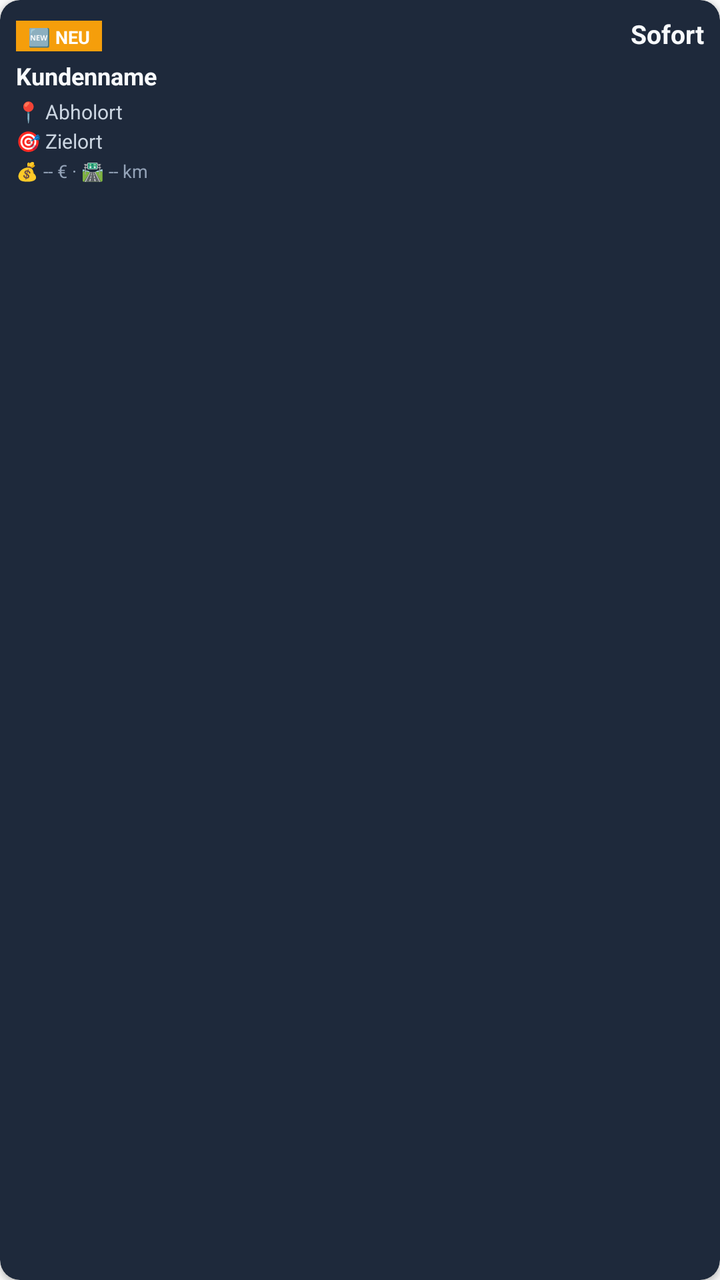
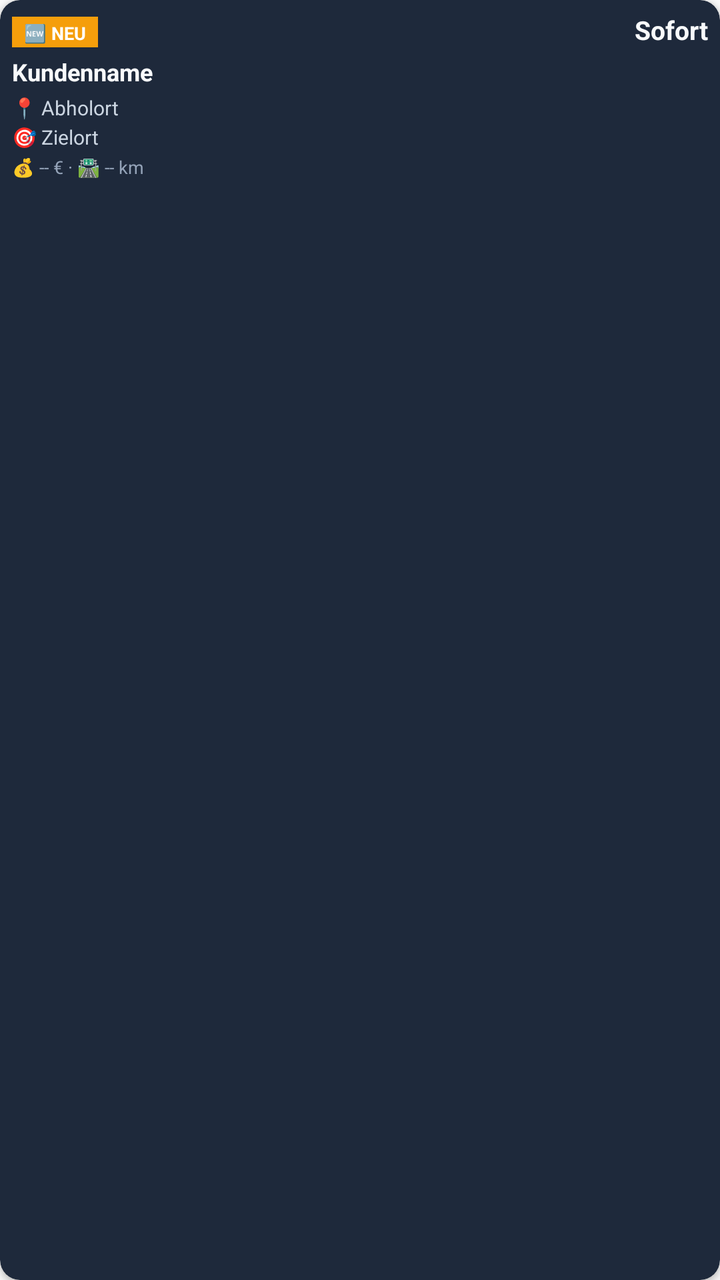

Before-and-after screenshots of an Android layout around one commit, followed by the original layout XML and the change that was made.
<!-- AndroidManifest.xml: application theme AppTheme -->
<!-- res/layout/item_ride_card.xml -->
<?xml version="1.0" encoding="utf-8"?>
<androidx.cardview.widget.CardView xmlns:android="http://schemas.android.com/apk/res/android"
    xmlns:app="http://schemas.android.com/apk/res-auto"
    android:layout_width="match_parent"
    android:layout_height="wrap_content"
    android:layout_marginBottom="5dp"
    app:cardBackgroundColor="#1E293B"
    app:cardCornerRadius="10dp"
    app:cardElevation="2dp">

    <LinearLayout
        android:layout_width="match_parent"
        android:layout_height="wrap_content"
        android:orientation="vertical"
        android:padding="8dp">

        <LinearLayout
            android:layout_width="match_parent"
            android:layout_height="wrap_content"
            android:orientation="horizontal">

            <TextView
                android:id="@+id/tv_status_badge"
                android:layout_width="wrap_content"
                android:layout_height="wrap_content"
                android:background="#F59E0B"
                android:paddingStart="6dp"
                android:paddingTop="2dp"
                android:paddingEnd="6dp"
                android:paddingBottom="2dp"
                android:text="🆕 NEU"
                android:textColor="#FFFFFF"
                android:textSize="9sp"
                android:textStyle="bold" />

            <View
                android:layout_width="0dp"
                android:layout_height="1dp"
                android:layout_weight="1" />

            <TextView
                android:id="@+id/tv_pickup_time"
                android:layout_width="wrap_content"
                android:layout_height="wrap_content"
                android:text="Sofort"
                android:textColor="#F8FAFC"
                android:textSize="13sp"
                android:textStyle="bold" />
        </LinearLayout>

        
        <TextView
            android:id="@+id/tv_paid_badge"
            android:layout_width="wrap_content"
            android:layout_height="wrap_content"
            android:layout_marginTop="3dp"
            android:background="#059669"
            android:paddingStart="6dp"
            android:paddingTop="2dp"
            android:paddingEnd="6dp"
            android:paddingBottom="2dp"
            android:text="💵 BEZAHLT"
            android:textColor="#FFFFFF"
            android:textSize="10sp"
            android:textStyle="bold"
            android:visibility="gone" />

        <TextView
            android:id="@+id/tv_customer_name"
            android:layout_width="match_parent"
            android:layout_height="wrap_content"
            android:layout_marginTop="4dp"
            android:text="Kundenname"
            android:textColor="#F8FAFC"
            android:textSize="12sp"
            android:textStyle="bold" />

        <TextView
            android:id="@+id/tv_pickup"
            android:layout_width="match_parent"
            android:layout_height="wrap_content"
            android:layout_marginTop="3dp"
            android:text="📍 Abholort"
            android:textColor="#CBD5E1"
            android:textSize="10sp" />

        
        <TextView
            android:id="@+id/tv_customer_email"
            android:layout_width="match_parent"
            android:layout_height="wrap_content"
            android:layout_marginTop="1dp"
            android:text=""
            android:textColor="#60A5FA"
            android:textSize="10sp"
            android:visibility="gone" />

        <TextView
            android:id="@+id/tv_pickup_incomplete"
            android:layout_width="match_parent"
            android:layout_height="wrap_content"
            android:layout_marginTop="2dp"
            android:text="⚠️ Abholort ohne Hausnummer — bitte prüfen"
            android:textColor="#F59E0B"
            android:textSize="10sp"
            android:textStyle="bold"
            android:visibility="gone" />

        <TextView
            android:id="@+id/tv_destination"
            android:layout_width="match_parent"
            android:layout_height="wrap_content"
            android:layout_marginTop="1dp"
            android:text="🎯 Zielort"
            android:textColor="#CBD5E1"
            android:textSize="10sp" />

        <TextView
            android:id="@+id/tv_price_distance"
            android:layout_width="match_parent"
            android:layout_height="wrap_content"
            android:layout_marginTop="2dp"
            android:text="💰 -- € · 🛣️ -- km"
            android:textColor="#94A3B8"
            android:textSize="9sp" />

        
        <TextView
            android:id="@+id/tv_live_eta"
            android:layout_width="match_parent"
            android:layout_height="wrap_content"
            android:layout_marginTop="3dp"
            android:padding="4dp"
            android:background="#1E40AF"
            android:gravity="center"
            android:text=""
            android:textColor="#FFFFFF"
            android:textSize="12sp"
            android:textStyle="bold"
            android:visibility="gone" />

        
        <LinearLayout
            android:id="@+id/action_row"
            android:layout_width="match_parent"
            android:layout_height="wrap_content"
            android:layout_marginTop="5dp"
            android:orientation="horizontal"
            android:visibility="gone">

            <com.google.android.material.button.MaterialButton
                android:id="@+id/btn_reject"
                android:layout_width="0dp"
                android:layout_height="40dp"
                android:layout_marginEnd="4dp"
                android:layout_weight="1"
                android:insetLeft="0dp"
                android:insetRight="0dp"
                android:insetTop="0dp"
                android:insetBottom="0dp"
                android:paddingLeft="4dp"
                android:paddingRight="4dp"
                android:text="❌ Ablehnen"
                android:textAllCaps="false"
                android:textColor="#F8FAFC"
                android:textSize="11sp"
                app:backgroundTint="#475569"
                app:cornerRadius="8dp" />

            <com.google.android.material.button.MaterialButton
                android:id="@+id/btn_accept"
                android:layout_width="0dp"
                android:layout_height="40dp"
                android:layout_marginStart="4dp"
                android:layout_weight="2"
                android:insetLeft="0dp"
                android:insetRight="0dp"
                android:insetTop="0dp"
                android:insetBottom="0dp"
                android:paddingLeft="4dp"
                android:paddingRight="4dp"
                android:text="✅ Annehmen"
                android:textAllCaps="false"
                android:textColor="#FFFFFF"
                android:textSize="12sp"
                android:textStyle="bold"
                app:backgroundTint="#10B981"
                app:cornerRadius="8dp" />
        </LinearLayout>

        
        <LinearLayout
            android:id="@+id/active_toolbar"
            android:layout_width="match_parent"
            android:layout_height="wrap_content"
            android:layout_marginTop="5dp"
            android:orientation="vertical"
            android:visibility="gone">

            
            <LinearLayout
                android:id="@+id/active_toolbar_top"
                android:layout_width="match_parent"
                android:layout_height="wrap_content"
                android:orientation="horizontal">

                <com.google.android.material.button.MaterialButton
                    android:id="@+id/btn_navigate"
                    android:layout_width="0dp"
                    android:layout_height="36dp"
                    android:layout_marginEnd="3dp"
                    android:layout_weight="1"
                    android:text="🧭"
                    android:textSize="15sp"
                    app:backgroundTint="#3B82F6"
                    app:cornerRadius="8dp" />

                <com.google.android.material.button.MaterialButton
                    android:id="@+id/btn_call"
                    android:layout_width="0dp"
                    android:layout_height="36dp"
                    android:layout_marginStart="3dp"
                    android:layout_marginEnd="3dp"
                    android:layout_weight="1"
                    android:text="📞"
                    android:textSize="15sp"
                    app:backgroundTint="#10B981"
                    app:cornerRadius="8dp" />

                <com.google.android.material.button.MaterialButton
                    android:id="@+id/btn_sms_track"
                    android:layout_width="0dp"
                    android:layout_height="36dp"
                    android:layout_marginStart="3dp"
                    android:layout_weight="1"
                    android:text="💬"
                    android:textSize="15sp"
                    app:backgroundTint="#F59E0B"
                    app:cornerRadius="8dp" />
            </LinearLayout>

            <LinearLayout
                android:layout_width="match_parent"
                android:layout_height="wrap_content"
                android:layout_marginTop="4dp"
                android:orientation="horizontal">

                <com.google.android.material.button.MaterialButton
                    android:id="@+id/btn_status_next"
                    android:layout_width="0dp"
                    android:layout_height="42dp"
                    android:layout_marginEnd="4dp"
                    android:layout_weight="4"
                    android:insetLeft="0dp"
                    android:insetRight="0dp"
                    android:insetTop="0dp"
                    android:insetBottom="0dp"
                    android:paddingLeft="4dp"
                    android:paddingRight="4dp"
                    android:text="▶ Bin unterwegs"
                    android:textAllCaps="false"
                    android:textColor="#FFFFFF"
                    android:textSize="11sp"
                    android:textStyle="bold"
                    app:backgroundTint="#10B981"
                    app:cornerRadius="9dp" />

                <com.google.android.material.button.MaterialButton
                    android:id="@+id/btn_cancel_ride"
                    android:layout_width="0dp"
                    android:layout_height="42dp"
                    android:layout_marginStart="4dp"
                    android:layout_weight="1"
                    android:insetLeft="0dp"
                    android:insetRight="0dp"
                    android:insetTop="0dp"
                    android:insetBottom="0dp"
                    android:paddingLeft="0dp"
                    android:paddingRight="0dp"
                    android:text="✗"
                    android:textAllCaps="false"
                    android:textColor="#F8FAFC"
                    android:textSize="16sp"
                    app:backgroundTint="#EF4444"
                    app:cornerRadius="9dp" />
            </LinearLayout>
        </LinearLayout>
    </LinearLayout>
</androidx.cardview.widget.CardView>
<!-- resources referenced by this layout -->
<resources>
  <style name="AppTheme" parent="Theme.AppCompat.Light.DarkActionBar">
          
          <item name="colorPrimary">@color/colorPrimary</item>
          <item name="colorPrimaryDark">@color/colorPrimaryDark</item>
          <item name="colorAccent">@color/colorAccent</item>
      </style>
</resources>

<!-- the commit's change to res/layout/item_ride_card.xml (unified diff, before → after) -->
@@ -3,16 +3,17 @@
     xmlns:app="http://schemas.android.com/apk/res-auto"
     android:layout_width="match_parent"
     android:layout_height="wrap_content"
-    android:layout_marginBottom="5dp"
+    android:layout_marginBottom="3dp"
     app:cardBackgroundColor="#1E293B"
     app:cardCornerRadius="10dp"
     app:cardElevation="2dp">
 
+    
     <LinearLayout
         android:layout_width="match_parent"
         android:layout_height="wrap_content"
         android:orientation="vertical"
-        android:padding="8dp">
+        android:padding="6dp">
 
         <LinearLayout
             android:layout_width="match_parent"
@@ -204,38 +205,37 @@
                 android:layout_height="wrap_content"
                 android:orientation="horizontal">
 
+                
                 <com.google.android.material.button.MaterialButton
                     android:id="@+id/btn_navigate"
                     android:layout_width="0dp"
-                    android:layout_height="36dp"
+                    android:layout_height="32dp"
                     android:layout_marginEnd="3dp"
                     android:layout_weight="1"
                     android:text="🧭"
-                    android:textSize="15sp"
+                    android:textSize="14sp"
                     app:backgroundTint="#3B82F6"
                     app:cornerRadius="8dp" />
 
                 <com.google.android.material.button.MaterialButton
                     android:id="@+id/btn_call"
                     android:layout_width="0dp"
-                    android:layout_height="36dp"
+                    android:layout_height="32dp"
                     android:layout_marginStart="3dp"
-                    android:layout_marginEnd="3dp"
                     android:layout_weight="1"
                     android:text="📞"
-                    android:textSize="15sp"
+                    android:textSize="14sp"
                     app:backgroundTint="#10B981"
                     app:cornerRadius="8dp" />
 
+                
                 <com.google.android.material.button.MaterialButton
                     android:id="@+id/btn_sms_track"
                     android:layout_width="0dp"
-                    android:layout_height="36dp"
-                    android:layout_marginStart="3dp"
-                    android:layout_weight="1"
+                    android:layout_height="0dp"
+                    android:layout_weight="0"
+                    android:visibility="gone"
                     android:text="💬"
-                    android:textSize="15sp"
-                    app:backgroundTint="#F59E0B"
                     app:cornerRadius="8dp" />
             </LinearLayout>
 
@@ -248,7 +248,7 @@
                 <com.google.android.material.button.MaterialButton
                     android:id="@+id/btn_status_next"
                     android:layout_width="0dp"
-                    android:layout_height="42dp"
+                    android:layout_height="38dp"
                     android:layout_marginEnd="4dp"
                     android:layout_weight="4"
                     android:insetLeft="0dp"
@@ -268,7 +268,7 @@
                 <com.google.android.material.button.MaterialButton
                     android:id="@+id/btn_cancel_ride"
                     android:layout_width="0dp"
-                    android:layout_height="42dp"
+                    android:layout_height="38dp"
                     android:layout_marginStart="4dp"
                     android:layout_weight="1"
                     android:insetLeft="0dp"
